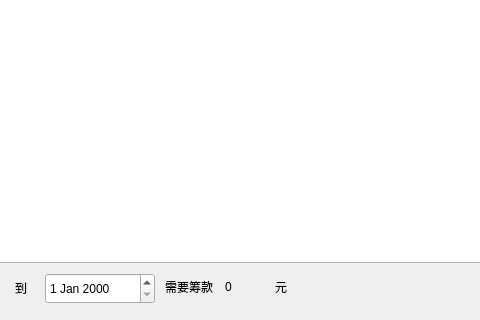
The window that accountlist.ui (WCY-dt/bank) describes before a commit, drawn with Qt 5; both pictures show x 145 to 625 and y 368 to 688 of the 1021 by 688 pixel window.
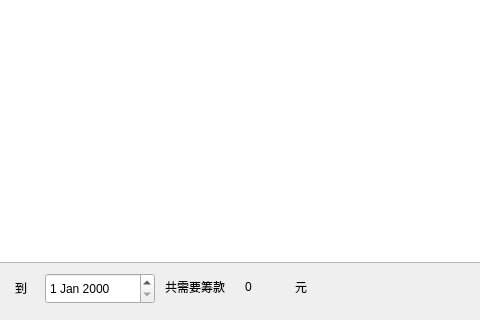
The same window after the commit.

The edit to the form file:
```diff
--- a/accountlist.ui
+++ b/accountlist.ui
@@ -141,18 +141,18 @@
     <rect>
      <x>310</x>
      <y>639</y>
-     <width>61</width>
+     <width>81</width>
      <height>31</height>
     </rect>
    </property>
    <property name="text">
-    <string>需要筹款</string>
+    <string>共需要筹款</string>
    </property>
   </widget>
   <widget class="QLabel" name="label_6">
    <property name="geometry">
     <rect>
-     <x>370</x>
+     <x>390</x>
      <y>639</y>
      <width>51</width>
      <height>31</height>
@@ -165,7 +165,7 @@
   <widget class="QLabel" name="label_7">
    <property name="geometry">
     <rect>
-     <x>420</x>
+     <x>440</x>
      <y>639</y>
      <width>20</width>
      <height>31</height>
```
